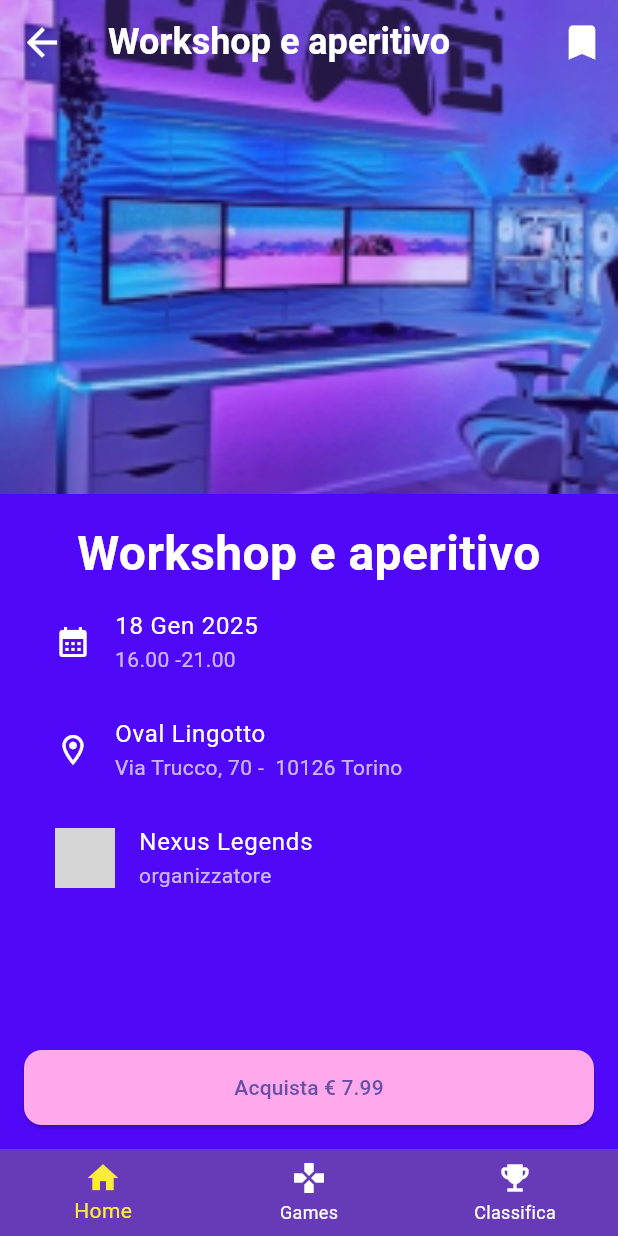
After one commit to GiovanniRepository/gaming_app, a Flutter app: the screen it shows after launch, after a tap on "18th January 2025", on a phone screen of 412 x 824 dp. The commit adds this screen. Run offline on Flutter 3.47's test engine with Material 3 defaults, Android fonts, the phone set to English and light mode, and no system bars; grey boxes are pictures that could not be loaded.

Commit message:
Aggiunta pagina event details
add custom icon Nexus Legend,eventcard è diventata un bottone

```diff
--- a/lib/main.dart
+++ b/lib/main.dart
@@ -1,5 +1,5 @@
 import 'package:flutter/material.dart';
-import 'homeview.dart';
+import 'pages/homeview.dart';
 
 void main() {
   runApp(const MainApp());
--- /dev/null
+++ b/lib/pages/eventdetails.dart
@@ -0,0 +1,157 @@
+import 'package:flutter/material.dart';
+
+import '../widgets/custom_bottom_navigator.dart';
+
+class Eventdetails extends StatelessWidget {
+  final String title;
+  final String date;
+  final String indirizzoImmagine;
+  final String indirizzoEvento;
+  final String titleindirizzo;
+  final String price;
+  final String organizer;
+  final String hour;
+
+  const Eventdetails({
+    super.key,
+    required this.title,
+    required this.date,
+    required this.indirizzoImmagine,
+    required this.indirizzoEvento,
+    required this.price,
+    required this.organizer,
+    required this.hour,
+    required this.titleindirizzo,
+  });
+
+  @override
+  Widget build(BuildContext context) {
+    Size size = MediaQuery.of(context).size;
+    return Scaffold(
+        backgroundColor: const Color.fromRGBO(79, 9, 248, 100),
+        body: Column(
+          crossAxisAlignment: CrossAxisAlignment.start,
+          children: [
+            Stack(
+              children: [
+                Image.asset(
+                  indirizzoImmagine,
+                  height: size.height * 0.4,
+                  width: size.width,
+                  fit: BoxFit.cover,
+                ),
+                Positioned(
+                  child: AppBar(
+                    backgroundColor: Colors.transparent,
+                    title: Text(
+                      title,
+                      style: const TextStyle(
+                        fontSize: 24,
+                        color: Colors.white,
+                        fontWeight: FontWeight.bold,
+                      ),
+                      textAlign: TextAlign.center,
+                    ),
+                    leading: IconButton(
+                      onPressed: () {
+                        Navigator.pop(context);
+                      },
+                      icon: const Icon(
+                        Icons.arrow_back,
+                        color: Colors.white,
+                        size: 30,
+                      ),
+                    ),
+                    actions: [
+                      IconButton(
+                        onPressed: () {},
+                        icon: const Icon(
+                          Icons.bookmark,
+                          color: Colors.white,
+                          size: 30,
+                        ),
+                      ),
+                    ],
+                  ),
+                ),
+              ],
+            ),
+            SizedBox(height: size.height * 0.02),
+            Padding(
+              padding: EdgeInsets.symmetric(horizontal: size.width * 0.05),
+              child: Column(
+                children: [
+                  Text(
+                    title,
+                    style: const TextStyle(
+                      color: Colors.white,
+                      fontSize: 32,
+                      fontWeight: FontWeight.bold,
+                    ),
+                    textAlign: TextAlign.center,
+                  ),
+                  ListTile(
+                    leading: Icon(
+                      Icons.calendar_month,
+                      color: Colors.white,
+                    ),
+                    title: Text(
+                      date,
+                      style: TextStyle(color: Colors.white, fontSize: 16),
+                    ),
+                    subtitle:
+                        Text(hour, style: TextStyle(color: Colors.white70)),
+                  ),
+                  ListTile(
+                    leading: const Icon(
+                      Icons.location_on_outlined,
+                      color: Colors.white,
+                    ),
+                    title: Text(
+                      titleindirizzo,
+                      style: TextStyle(color: Colors.white, fontSize: 16),
+                    ),
+                    subtitle: Text(indirizzoEvento,
+                        style: TextStyle(color: Colors.white70)),
+                  ),
+                  ListTile(
+                    leading: Image.asset(
+                      "assets/icons/nexus_legends.png",
+                      width: 40,
+                      height: 40,
+                    ),
+                    title: Text(
+                      organizer,
+                      style: const TextStyle(color: Colors.white, fontSize: 16),
+                    ),
+                    subtitle: const Text(
+                      "organizzatore",
+                      style: TextStyle(color: Colors.white70),
+                    ),
+                  ),
+                ],
+              ),
+            ),
+            const Spacer(),
+            Padding(
+              padding: const EdgeInsets.symmetric(horizontal: 16, vertical: 16),
+              child: ElevatedButton(
+                style: ElevatedButton.styleFrom(
+                  backgroundColor: const Color(0xFFFFA9EC),
+                  shape: RoundedRectangleBorder(
+                    borderRadius: BorderRadius.circular(12),
+                  ),
+                  minimumSize: const Size(double.infinity, 50),
+                ),
+                onPressed: () {},
+                child: const Text("Acquista € 7.99"),
+              ),
+            ),
+          ],
+        ),
+
+        //todo: spostare la bottomnavigationbar in un widget a parte
+
+        bottomNavigationBar: const CustomBottomNavigator());
+  }
+}
--- a/lib/homeview.dart
+++ b/lib/pages/homeview.dart
@@ -1,5 +1,8 @@
 import 'package:flutter/material.dart';
+import 'package:gaming_app/pages/eventdetails.dart';
 import 'package:gaming_app/widgets/EventCard.dart';
+
+import '../widgets/custom_bottom_navigator.dart';
 
 class Homeview extends StatefulWidget {
   const Homeview({super.key});
@@ -24,7 +27,6 @@ class _Homeview extends State<Homeview> {
       body: SingleChildScrollView(
         child: Column(
           children: [
-            SizedBox(height: size.height * 0.02),
             Stack(
               children: [
                 //Image
@@ -90,25 +92,77 @@ class _Homeview extends State<Homeview> {
                 child: ListView(
                   scrollDirection: Axis.horizontal,
                   children: [
-                    const EventCard(
+                    EventCard(
                       title: "Workshop e aperitivo",
                       date: "18th January 2025",
                       price: "7.99",
                       imageUrl: "assets/images/workshop_image.png",
+                      ontap: () {
+                        Navigator.push(
+                          context,
+                          MaterialPageRoute(
+                            builder: (context) => const Eventdetails(
+                              title: "Workshop e aperitivo",
+                              date: "18 Gen 2025",
+                              indirizzoImmagine:
+                                  "assets/images/workshop_image.png",
+                              indirizzoEvento: "Via Trucco, 70 -  10126 Torino",
+                              price: "7.99",
+                              organizer: "Nexus Legends",
+                              hour: "16.00 -21.00",
+                              titleindirizzo: "Oval Lingotto",
+                            ),
+                          ),
+                        );
+                      },
                     ),
                     SizedBox(width: size.width * 0.03),
-                    const EventCard(
+                    EventCard(
                       title: "Torneo di Zelda",
                       date: "19th January 2025",
                       price: "7.99",
-                      imageUrl: "assets/images/zelda_image.png",
+                      imageUrl: "assets/images/zelda.jpg",
+                      ontap: () {
+                        Navigator.push(
+                          context,
+                          MaterialPageRoute(
+                            builder: (context) => const Eventdetails(
+                              title: "Torneo di Zelda",
+                              date: "19 Gen 2025",
+                              indirizzoImmagine: "assets/images/zelda.jpg",
+                              indirizzoEvento: "Via Trucco, 70 -  10126 Torino",
+                              price: "7.99",
+                              organizer: "Nexus Legends",
+                              hour: "09.00 - 18.00",
+                              titleindirizzo: "Oval lingotto",
+                            ),
+                          ),
+                        );
+                      },
                     ),
                     SizedBox(width: size.width * 0.03),
-                    const EventCard(
+                    EventCard(
                       title: "Evento speciale",
                       date: "20th January 2025",
                       price: "9.99",
                       imageUrl: "assets/images/vr_image.png",
+                      ontap: () {
+                        Navigator.push(
+                          context,
+                          MaterialPageRoute(
+                            builder: (context) => const Eventdetails(
+                              title: "Evento speciale",
+                              date: "20 Gen 2025",
+                              indirizzoImmagine: "assets/images/vr_image.png",
+                              indirizzoEvento: "Via Trucco, 70 -  10126 Torino",
+                              price: "12.99",
+                              organizer: "Nexus Legend",
+                              hour: "16.00 -21.00",
+                              titleindirizzo: "Oval lingotto",
+                            ),
+                          ),
+                        );
+                      },
                     ),
                   ],
                 ),
@@ -118,52 +172,14 @@ class _Homeview extends State<Homeview> {
 
             //terza sezione
             //creare un bottone con il testo "Acquista"
-            ElevatedButton(
-              style: ElevatedButton.styleFrom(
-                backgroundColor: Colors.purple,
-                padding: const EdgeInsets.symmetric(
-                  horizontal: 80,
-                  vertical: 10,
-                ),
-                shape: RoundedRectangleBorder(
-                  borderRadius: BorderRadius.circular(30.0),
-                ),
-              ),
-              onPressed: () {},
-              child: const Text(
-                "Acquista",
-                style: TextStyle(
-                  color: Colors.white,
-                  fontWeight: FontWeight.bold,
-                  fontSize: 18,
-                ),
-              ),
-            ),
+
             SizedBox(height: size.height * 0.02),
           ],
         ),
       ),
       // quarta parte della home
       // bottomNavigationBar
-      bottomNavigationBar: BottomNavigationBar(
-        backgroundColor: Colors.deepPurple,
-        selectedItemColor: Colors.yellow,
-        unselectedItemColor: Colors.white,
-        items: const [
-          BottomNavigationBarItem(
-            icon: Icon(Icons.home),
-            label: "Home",
-          ),
-          BottomNavigationBarItem(
-            icon: Icon(Icons.gamepad), // mod
-            label: "Games",
-          ),
-          BottomNavigationBarItem(
-            icon: Icon(Icons.emoji_events), // mod
-            label: "Classifica",
-          ),
-        ],
-      ),
+      bottomNavigationBar: const CustomBottomNavigator(),
     );
   }
 }
--- a/lib/widgets/EventCard.dart
+++ b/lib/widgets/EventCard.dart
@@ -5,6 +5,7 @@ class EventCard extends StatelessWidget {
   final String date;
   final String price;
   final String imageUrl;
+  final VoidCallback ontap;
 
   const EventCard({
     super.key,
@@ -12,12 +13,17 @@ class EventCard extends StatelessWidget {
     required this.date,
     required this.price,
     required this.imageUrl,
+    required this.ontap,
   });
 
   @override
   Widget build(BuildContext context) {
     Size size = MediaQuery.of(context).size;
-    return Container(
+    return GestureDetector(
+      onTap: () {
+        ontap();
+      },
+      child: Container(
         width: size.width * 0.5,
         height: size.height * 0.30,
         decoration: BoxDecoration(
@@ -60,6 +66,7 @@ class EventCard extends StatelessWidget {
             ),
           ],
         ),
+      ),
     );
   }
 }
--- /dev/null
+++ b/lib/widgets/custom_bottom_navigator.dart
@@ -0,0 +1,28 @@
+import 'package:flutter/material.dart';
+
+class CustomBottomNavigator extends StatelessWidget {
+  const CustomBottomNavigator({super.key});
+
+  @override
+  Widget build(BuildContext context) {
+    return BottomNavigationBar(
+      backgroundColor: Colors.deepPurple,
+      selectedItemColor: Colors.yellow,
+      unselectedItemColor: Colors.white,
+      items: const [
+        BottomNavigationBarItem(
+          icon: Icon(Icons.home),
+          label: "Home",
+        ),
+        BottomNavigationBarItem(
+          icon: Icon(Icons.gamepad), // mod
+          label: "Games",
+        ),
+        BottomNavigationBarItem(
+          icon: Icon(Icons.emoji_events), // mod
+          label: "Classifica",
+        ),
+      ],
+    );
+  }
+}
--- a/pubspec.yaml
+++ b/pubspec.yaml
@@ -22,3 +22,5 @@ flutter:
     - assets/images/workshop_image.png
     - assets/images/zelda_image.png
     - assets/images/vr_image.png
+    - assets/images/zelda.jpg
+    - assets/icons/nexus_legends.png
```
Also changed, not shown: assets/icons/nexus legends.png (added), assets/images/zelda.jpg (added). Lines whose indentation alone changed are shown as unchanged.
